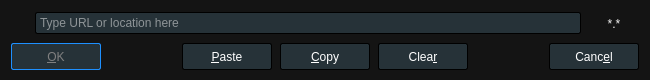
Above: Baka MPlayer/ui/LocationDialog.ui from u8sand/Baka-MPlayer before the change. Below: the same form after it.
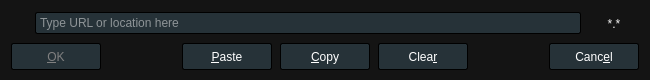
That is the form after the change. Icons and pictures are not drawn.

Commit message: mainwindow.ui: changed playlist background color

```diff
--- a/Baka MPlayer/ui/LocationDialog.ui
+++ b/Baka MPlayer/ui/LocationDialog.ui
@@ -113,7 +113,7 @@
         <string notr="true">QPushButton {
     background: #263238;
 	color: white;
-	border: 1px solid dodgerblue;
+	border: 1px solid black;
 	border-radius: 2px;
     min-width: 88px;
 	min-height: 25px;
```
The commit also changes 1 other file.
